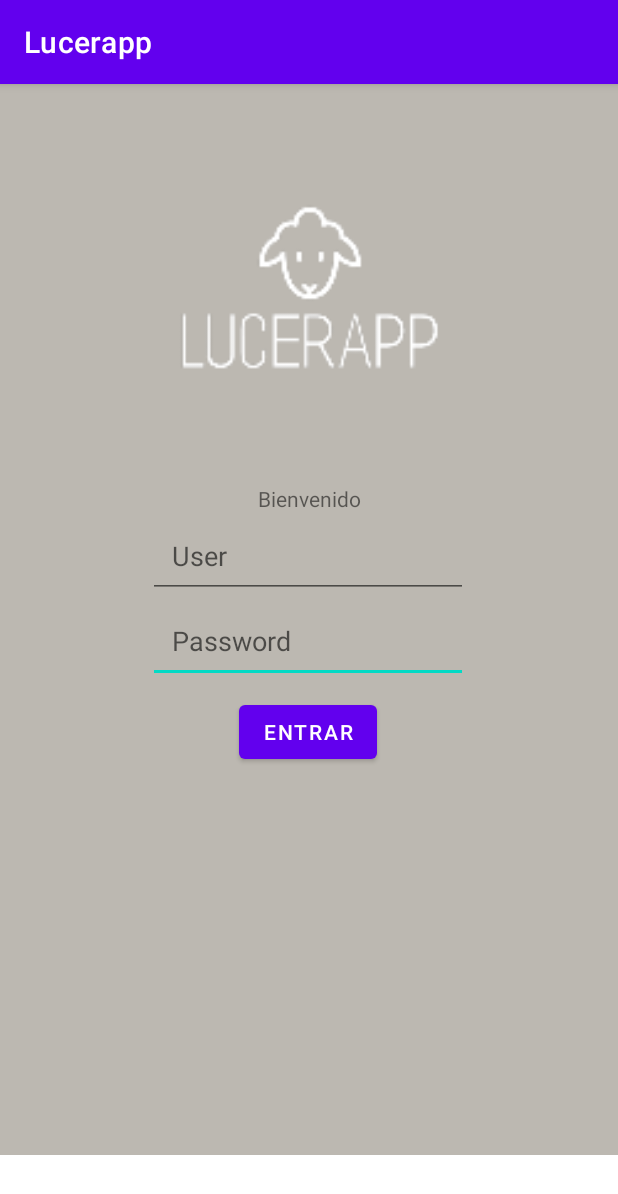
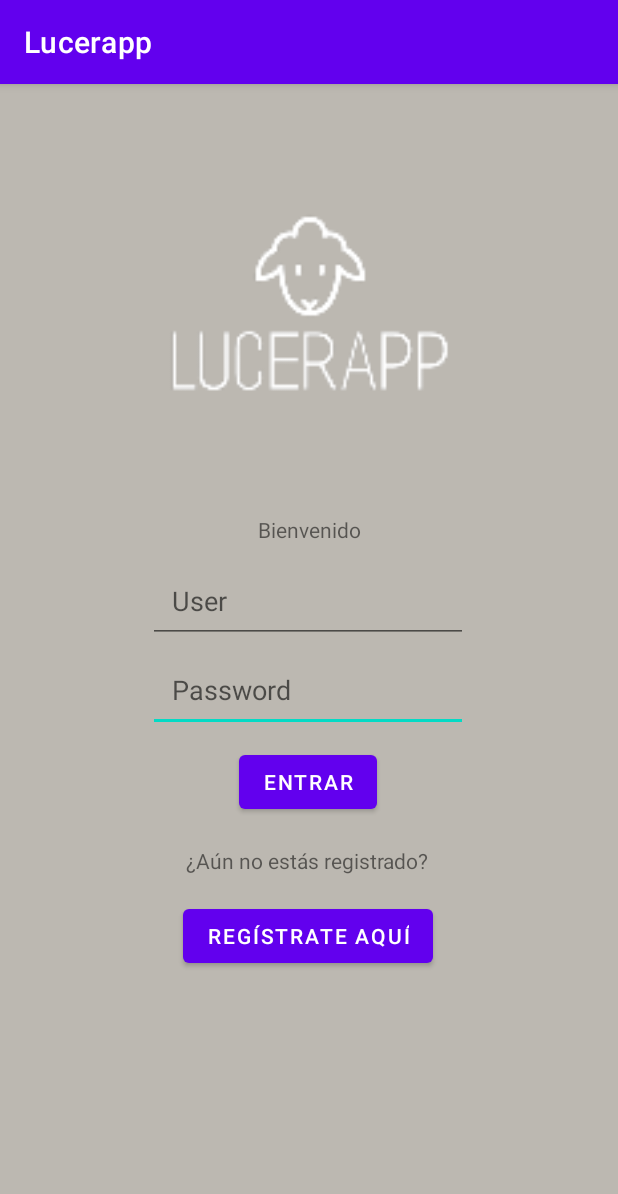
Before and after one commit to lmhenseler/lucerapp, an Android app: the screen it shows after launch (MainActivity), on a phone screen of 412 x 824 dp. Shown: the top 1194 px of the screen. Run offline under Robolectric (Android 15) with nearby library versions, the phone set to English and light mode, and no system bars; our stand-ins replace Firebase (no records; nobody signed in at launch, a user with empty details on screens opened directly).

Commit message:
Añado layout y activity del registro, pendiente de reparar

```diff
--- a/app/src/main/AndroidManifest.xml
+++ b/app/src/main/AndroidManifest.xml
@@ -20,6 +20,7 @@
                 <category android:name="android.intent.category.LAUNCHER" />
             </intent-filter>
         </activity>
+        <activity android:name=".RegisterActivity" />
     </application>
 
 </manifest>
--- a/app/src/main/res/layout/activity_main.xml
+++ b/app/src/main/res/layout/activity_main.xml
@@ -24,14 +24,14 @@
         android:id="@+id/button2"
         android:layout_width="wrap_content"
         android:layout_height="wrap_content"
+        android:onClick="loginToFirebase"
         android:text="Entrar"
         app:layout_constraintBottom_toBottomOf="parent"
         app:layout_constraintEnd_toEndOf="parent"
         app:layout_constraintHorizontal_bias="0.498"
         app:layout_constraintStart_toStartOf="parent"
         app:layout_constraintTop_toTopOf="parent"
-        app:layout_constraintVertical_bias="0.613"
-        android:onClick="loginToFirebase"/>
+        app:layout_constraintVertical_bias="0.613" />
 
 
     <EditText
@@ -78,4 +78,30 @@
         app:layout_constraintVertical_bias="0.512"
         app:srcCompat="@mipmap/logo_foreground" />
 
+    <TextView
+        android:id="@+id/textView3"
+        android:layout_width="wrap_content"
+        android:layout_height="wrap_content"
+        android:layout_marginTop="45dp"
+        android:layout_marginBottom="29dp"
+        android:text="¿Aún no estás registrado?"
+        app:layout_constraintBottom_toTopOf="@+id/registerButton"
+        app:layout_constraintEnd_toEndOf="parent"
+        app:layout_constraintHorizontal_bias="0.497"
+        app:layout_constraintStart_toStartOf="parent"
+        app:layout_constraintTop_toBottomOf="@+id/button2"
+        app:layout_constraintVertical_bias="0.679" />
+
+    <Button
+        android:id="@+id/registerButton"
+        android:layout_width="wrap_content"
+        android:layout_height="wrap_content"
+        android:layout_marginBottom="176dp"
+        android:onClick="changeToRegister"
+        android:text="Regístrate Aquí"
+        app:layout_constraintBottom_toBottomOf="parent"
+        app:layout_constraintEnd_toEndOf="parent"
+        app:layout_constraintHorizontal_bias="0.498"
+        app:layout_constraintStart_toStartOf="parent" />
+
 </androidx.constraintlayout.widget.ConstraintLayout>
```
Also changed, not shown: app/src/main/java/com/luftce/lucerapp/MainActivity.java (+7 -1 lines), app/src/main/java/com/luftce/lucerapp/RegisterActivity.java (added, +23 -0 lines), app/src/main/res/layout/activity_register.xml (added, +79 -0 lines).
